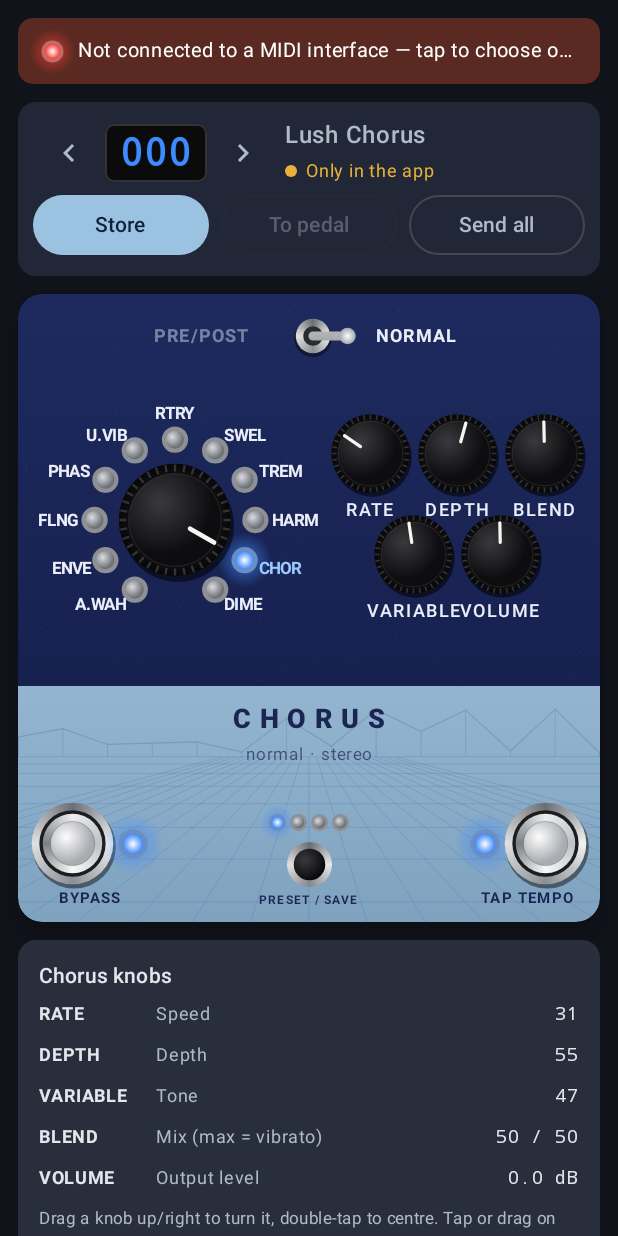
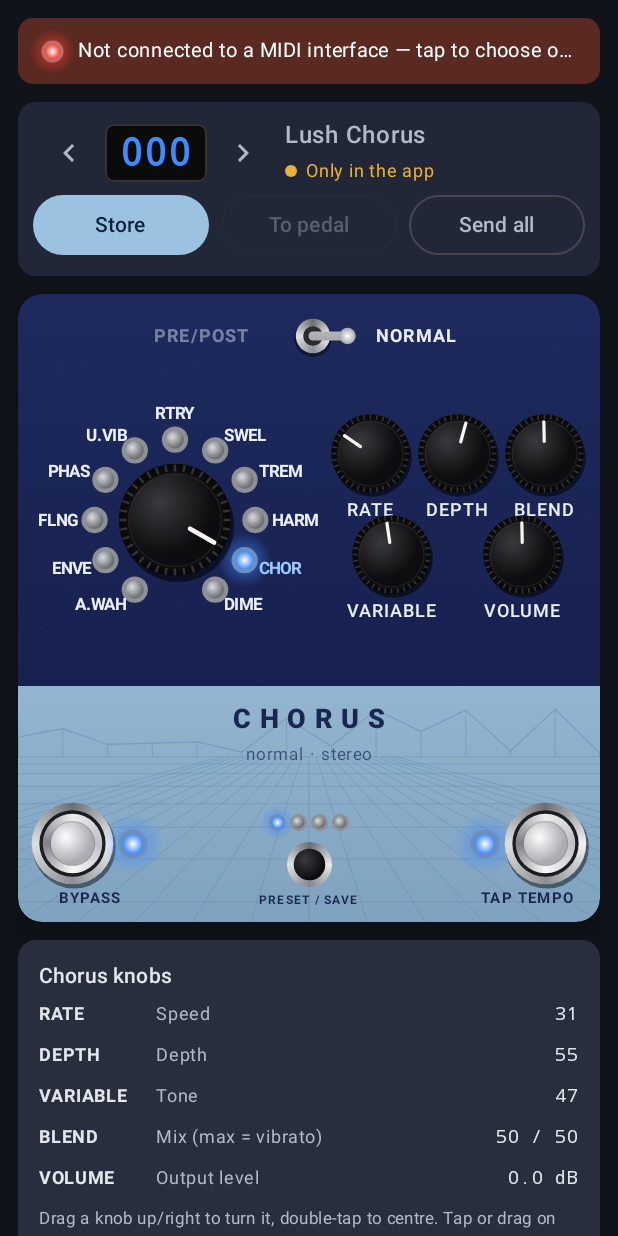
Before and after one commit to jonsolberg/wamplerterraformcontrol, an Android app built with Jetpack Compose: the composable PedalScreen shown on its own in the app's theme, on a phone screen of 412 x 824 dp. Run offline under Robolectric (Android 15) with nearby library versions, the phone set to English and light mode, and no system bars.

Commit message:
Space VARIABLE and VOLUME apart

```diff
--- a/app/src/main/java/se/jonsolberg/terraform/ui/PedalScreen.kt
+++ b/app/src/main/java/se/jonsolberg/terraform/ui/PedalScreen.kt
@@ -194,13 +194,14 @@ fun PedalFace(vm: TerraformViewModel, knob: Dp, onStore: () -> Unit) {
                     }
                     // VARIABLE and VOLUME sit between the top knobs, a row lower.
                     Row(Modifier.fillMaxWidth().offset(y = -knob * 0.08f)) {
+                        Spacer(Modifier.weight(0.25f))
+                        PedalKnob("VARIABLE", s.variable, { vm.setValue(Cc.VARIABLE, it) }, Modifier.weight(1f), knob)
                         Spacer(Modifier.weight(0.5f))
-                        PedalKnob("VARIABLE", s.variable, { vm.setValue(Cc.VARIABLE, it) }, Modifier.weight(1f), knob)
                         PedalKnob(
                             "VOLUME", s.volume, { vm.setValue(Cc.VOLUME, it) }, Modifier.weight(1f), knob,
                             format = ::formatVolume,
                         )
-                        Spacer(Modifier.weight(0.5f))
+                        Spacer(Modifier.weight(0.25f))
                     }
                 }
             }
--- a/app/src/main/java/se/jonsolberg/terraform/ui/PedalWidgets.kt
+++ b/app/src/main/java/se/jonsolberg/terraform/ui/PedalWidgets.kt
@@ -65,7 +65,7 @@ val LedGreen = Color(0xFF34D058)
 val LedPurple = Color(0xFFB45CFF)
 val LedYellow = Color(0xFFFFD43B)
 
-private val panelLabel = TextStyle(color = PanelText, fontSize = 12.sp, fontWeight = FontWeight.SemiBold, letterSpacing = 1.sp)
+private val panelLabel = TextStyle(color = PanelText, fontSize = 12.sp, fontWeight = FontWeight.SemiBold, letterSpacing = 0.6.sp)
 private val bodyLabel = TextStyle(color = BodyText, fontSize = 10.sp, fontWeight = FontWeight.Bold, letterSpacing = 0.8.sp)
 
 /** Navy top panel with a faint grain. */
```
